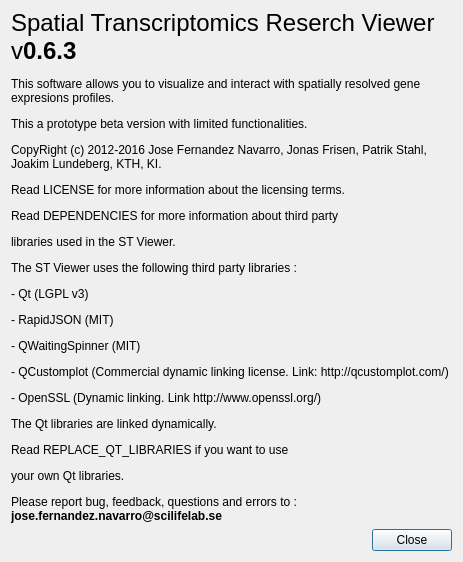
This is assets/ui/aboutdialog.ui in jfnavarro/st_viewer as Qt 5 draws it before an edit. The edited form follows.
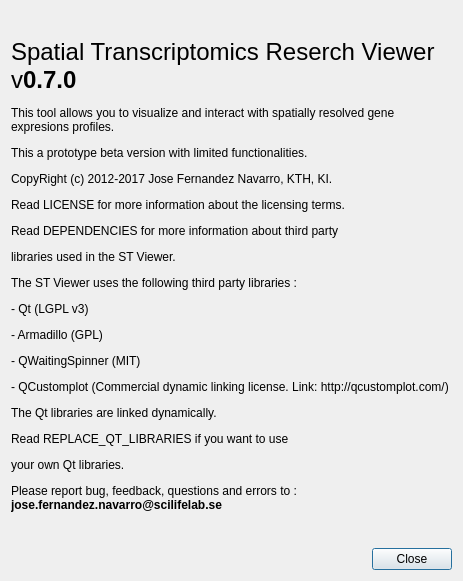
This is the edited form.

```diff
--- a/assets/ui/aboutdialog.ui
+++ b/assets/ui/aboutdialog.ui
@@ -10,7 +10,7 @@
     <x>0</x>
     <y>0</y>
     <width>463</width>
-    <height>553</height>
+    <height>581</height>
    </rect>
   </property>
   <property name="sizePolicy">
@@ -43,7 +43,7 @@
         <bool>true</bool>
        </property>
        <property name="text">
-        <string>&lt;html&gt;&lt;head/&gt;&lt;body&gt;&lt;p&gt;&lt;span style=&quot; font-size:18pt;&quot;&gt;Spatial Transcriptomics Reserch Viewer v&lt;/span&gt;&lt;span style=&quot; font-size:18pt; font-weight:600;&quot;&gt;0.6.3&lt;/span&gt;&lt;/p&gt;&lt;p&gt;This software allows you to visualize and interact with spatially resolved gene expresions profiles.&lt;/p&gt;&lt;p&gt;This a prototype beta version with limited functionalities.&lt;/p&gt;&lt;p&gt;CopyRight (c) 2012-2016 Jose Fernandez Navarro, Jonas Frisen, Patrik Stahl, Joakim Lundeberg, KTH, KI.&lt;/p&gt;&lt;p&gt;Read LICENSE for more information about the licensing terms.&lt;/p&gt;&lt;p&gt;Read DEPENDENCIES for more information about third party&lt;/p&gt;&lt;p&gt;libraries used in the ST Viewer. &lt;/p&gt;&lt;p&gt;The ST Viewer uses the following third party libraries :&lt;/p&gt;&lt;p&gt;- Qt (LGPL v3)&lt;/p&gt;&lt;p&gt;- RapidJSON (MIT)&lt;/p&gt;&lt;p&gt;- QWaitingSpinner (MIT)&lt;/p&gt;&lt;p&gt;- QCustomplot (Commercial dynamic linking license. Link: http://qcustomplot.com/)&lt;/p&gt;&lt;p&gt;- OpenSSL (Dynamic linking. Link http://www.openssl.org/)&lt;/p&gt;&lt;p&gt;The Qt libraries are linked dynamically.&lt;/p&gt;&lt;p&gt;Read REPLACE_QT_LIBRARIES if you want to use&lt;/p&gt;&lt;p&gt;your own Qt libraries.&lt;/p&gt;&lt;p&gt;Please report bug, feedback, questions and errors to : &lt;span style=&quot; font-weight:600;&quot;&gt;jose.fernandez.navarro@scilifelab.se&lt;/span&gt;&lt;/p&gt;&lt;/body&gt;&lt;/html&gt;</string>
+        <string>&lt;html&gt;&lt;head/&gt;&lt;body&gt;&lt;p&gt;&lt;span style=&quot; font-size:18pt;&quot;&gt;Spatial Transcriptomics Reserch Viewer v&lt;/span&gt;&lt;span style=&quot; font-size:18pt; font-weight:600;&quot;&gt;0.7.0&lt;/span&gt;&lt;/p&gt;&lt;p&gt;This tool allows you to visualize and interact with spatially resolved gene expresions profiles.&lt;/p&gt;&lt;p&gt;This a prototype beta version with limited functionalities.&lt;/p&gt;&lt;p&gt;CopyRight (c) 2012-2017 Jose Fernandez Navarro, KTH, KI.&lt;/p&gt;&lt;p&gt;Read LICENSE for more information about the licensing terms.&lt;/p&gt;&lt;p&gt;Read DEPENDENCIES for more information about third party&lt;/p&gt;&lt;p&gt;libraries used in the ST Viewer. &lt;/p&gt;&lt;p&gt;The ST Viewer uses the following third party libraries :&lt;/p&gt;&lt;p&gt;- Qt (LGPL v3)&lt;/p&gt;&lt;p&gt;- Armadillo (GPL)&lt;/p&gt;&lt;p&gt;- QWaitingSpinner (MIT)&lt;/p&gt;&lt;p&gt;- QCustomplot (Commercial dynamic linking license. Link: http://qcustomplot.com/)&lt;/p&gt;&lt;p&gt;The Qt libraries are linked dynamically.&lt;/p&gt;&lt;p&gt;Read REPLACE_QT_LIBRARIES if you want to use&lt;/p&gt;&lt;p&gt;your own Qt libraries.&lt;/p&gt;&lt;p&gt;Please report bug, feedback, questions and errors to : &lt;span style=&quot; font-weight:600;&quot;&gt;jose.fernandez.navarro@scilifelab.se&lt;/span&gt;&lt;/p&gt;&lt;/body&gt;&lt;/html&gt;</string>
        </property>
        <property name="textFormat">
         <enum>Qt::AutoText</enum>
```
